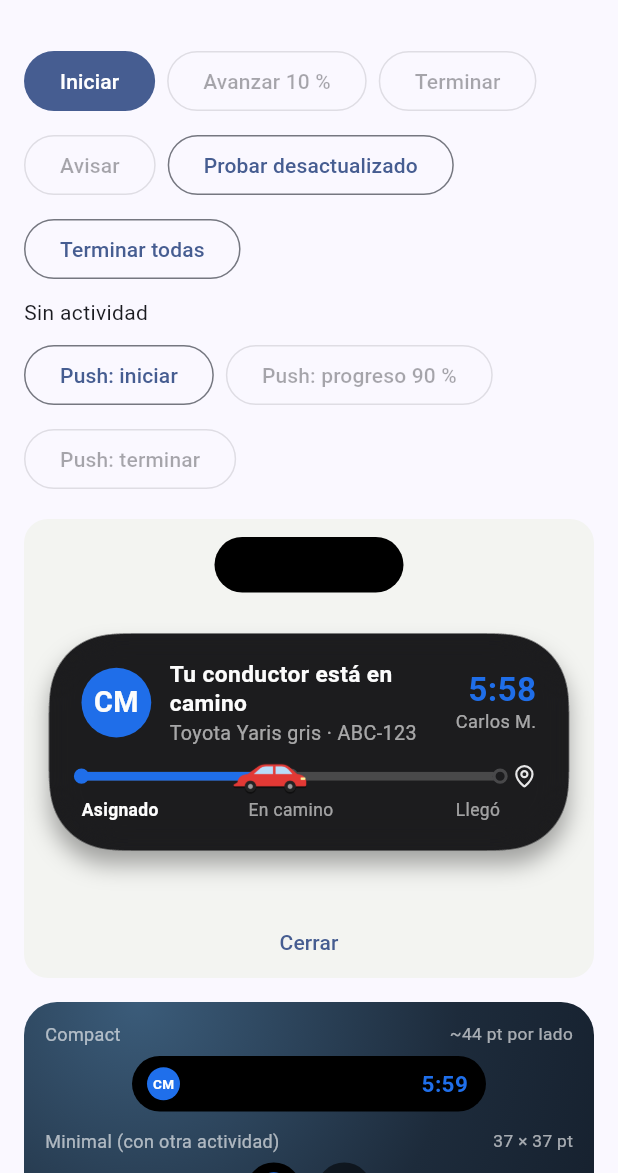
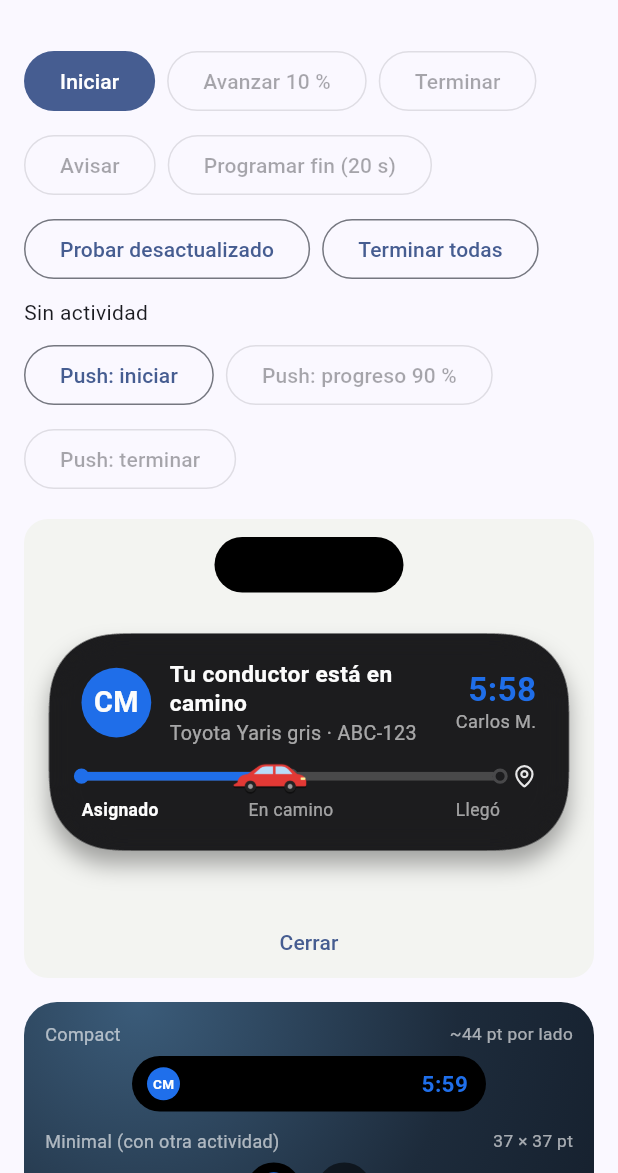
Before and after one commit to VMichael1999/live_island, a Flutter app: the PresetScreen screen opened directly with sample values from the repository, on a phone screen of 412 x 824 dp, the part 63-1236 px from its top. Run offline on Flutter 3.47's test engine with Material 3 defaults, Android fonts, the phone set to English and light mode, and no system bars; our stand-ins replace path_drawing.

Commit message:
feat(ejemplo): botón Programar fin (20 s)

```diff
--- a/example/lib/preset_screen.dart
+++ b/example/lib/preset_screen.dart
@@ -58,6 +58,10 @@ class _PresetScreenState extends State<PresetScreen> {
                 OutlinedButton(
                   onPressed: model.activity == null ? null : model.alert,
                   child: const Text('Avisar'),
+                ),
+                OutlinedButton(
+                  onPressed: model.activity == null ? null : model.scheduleEnd,
+                  child: const Text('Programar fin (20 s)'),
                 ),
                 OutlinedButton(
                   onPressed:
```
Also changed, not shown: example/lib/model.dart (+12 -0 lines).
